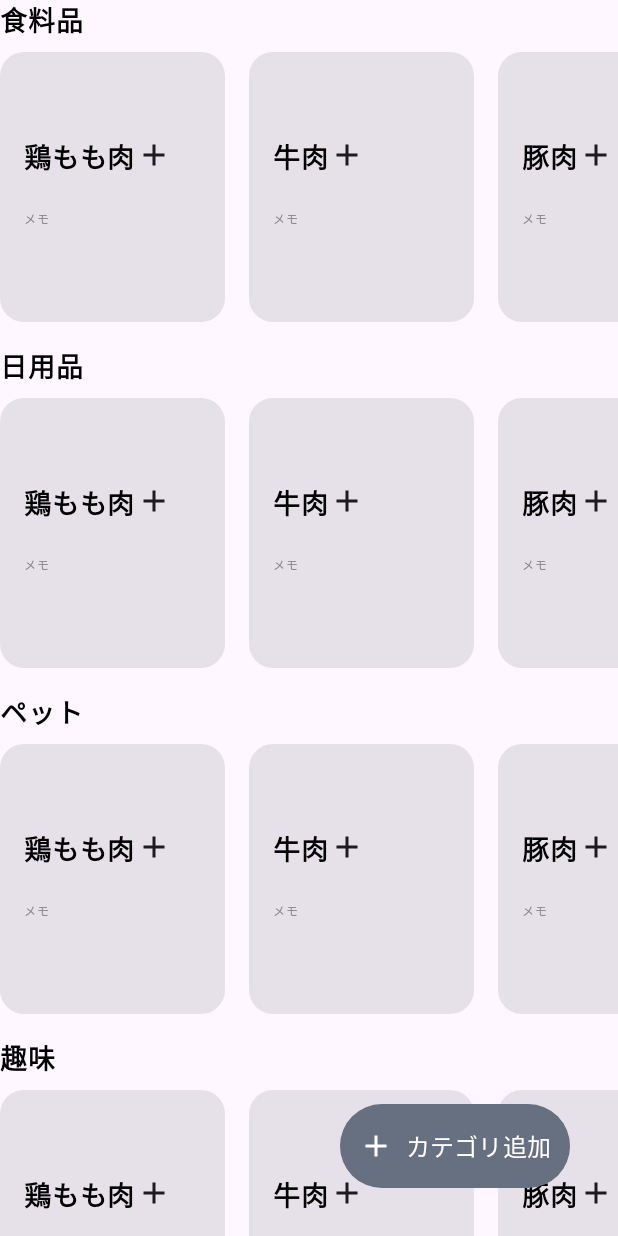
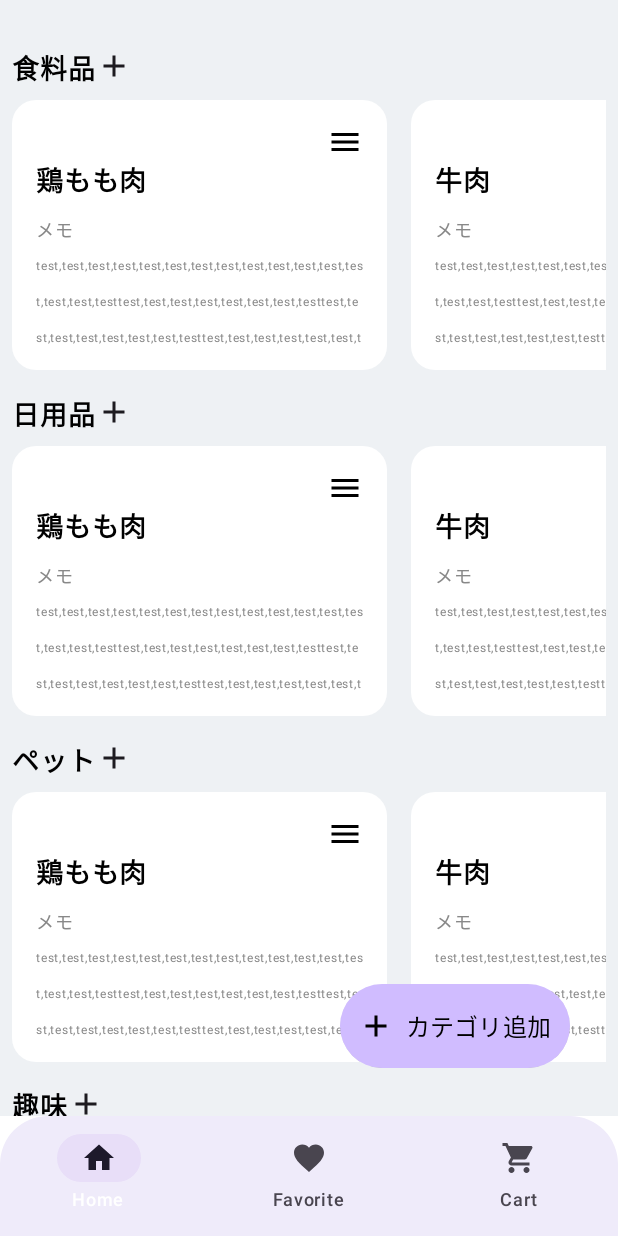
Before and after one commit to jun915-a/ShoppingListApp, an Android app built with Jetpack Compose: the screen it shows after launch (MainActivity), on a phone screen of 412 x 824 dp. Run offline under Robolectric (Android 15) with nearby library versions, the phone set to English and light mode, and no system bars; our stand-ins replace Dagger/Hilt's generated code.

Commit message:
画面実装（メニューバー、カード、色調整、addボタン）

```diff
--- a/app/build.gradle.kts
+++ b/app/build.gradle.kts
@@ -61,6 +61,7 @@ dependencies {
     implementation(libs.androidx.ui.graphics)
     implementation(libs.androidx.ui.tooling.preview)
     implementation(libs.androidx.material3)
+    implementation(libs.androidx.navigation.compose)
     testImplementation(libs.junit)
     androidTestImplementation(libs.androidx.junit)
     androidTestImplementation(libs.androidx.espresso.core)
--- a/app/src/main/java/com/example/shoppinglistapp/MainActivity.kt
+++ b/app/src/main/java/com/example/shoppinglistapp/MainActivity.kt
@@ -10,9 +10,9 @@ import com.example.shoppinglistapp.ui.theme.ShoppingListAppTheme
 class MainActivity : ComponentActivity() {
     override fun onCreate(savedInstanceState: Bundle?) {
         super.onCreate(savedInstanceState)
-        enableEdgeToEdge()
+//        enableEdgeToEdge()
         setContent {
-            ShoppingListAppTheme {
+            ShoppingListAppTheme() {
                 BaseScreen()
             }
         }
--- a/app/src/main/java/com/example/shoppinglistapp/ui/theme/Color.kt
+++ b/app/src/main/java/com/example/shoppinglistapp/ui/theme/Color.kt
@@ -2,15 +2,15 @@ package com.example.shoppinglistapp.ui.theme
 
 import android.hardware.lights.Light
 import androidx.compose.ui.graphics.Color
-
+//
 val Purple80 = Color(0xFFD0BCFF)
 val PurpleGrey80 = Color(0xFFCCC2DC)
-val Pink80 = Color(0xFFEFB8C8)
+val Purple90 = Color(0xFFEFEBFA)
 
 val Purple40 = Color(0xFF6650a4)
 val PurpleGrey40 = Color(0xFF625b71)
 val Pink40 = Color(0xFF7D5260)
 
-val LightGray = Color(0xFF667080)
+val LightGray = Color(0xFFEEF1F4)
 val Black = Color(0xFF000000)
 val White = Color(0xFFFFFFFF)
--- a/app/src/main/java/com/example/shoppinglistapp/ui/theme/MainScreen.kt
+++ b/app/src/main/java/com/example/shoppinglistapp/ui/theme/MainScreen.kt
@@ -1,5 +1,8 @@
 package com.example.shoppinglistapp.ui.theme
 
+import MyNavigationBar
+import androidx.compose.foundation.background
+import androidx.compose.foundation.clickable
 import androidx.compose.foundation.layout.Arrangement
 import androidx.compose.foundation.layout.Column
 import androidx.compose.foundation.layout.PaddingValues
@@ -10,6 +13,7 @@ import androidx.compose.foundation.layout.fillMaxSize
 import androidx.compose.foundation.layout.fillMaxWidth
 import androidx.compose.foundation.layout.height
 import androidx.compose.foundation.layout.padding
+import androidx.compose.foundation.layout.size
 import androidx.compose.foundation.layout.width
 import androidx.compose.foundation.lazy.LazyColumn
 import androidx.compose.foundation.lazy.LazyRow
@@ -17,6 +21,10 @@ import androidx.compose.foundation.lazy.items
 import androidx.compose.foundation.shape.RoundedCornerShape
 import androidx.compose.material.icons.Icons
 import androidx.compose.material.icons.filled.Add
+import androidx.compose.material.icons.filled.Menu
+import androidx.compose.material3.Button
+import androidx.compose.material3.ButtonDefaults
+import androidx.compose.material3.CardDefaults
 import androidx.compose.material3.FloatingActionButton
 import androidx.compose.material3.FloatingActionButtonDefaults
 import androidx.compose.material3.Icon
@@ -24,6 +32,7 @@ import androidx.compose.material3.MaterialTheme
 import androidx.compose.material3.Scaffold
 import androidx.compose.material3.Text
 import androidx.compose.runtime.Composable
+import androidx.compose.ui.Alignment
 import androidx.compose.ui.Modifier
 import androidx.compose.ui.draw.clip
 import androidx.compose.ui.graphics.Color
@@ -37,11 +46,13 @@ fun BaseScreen() {
     Scaffold(modifier = Modifier.fillMaxSize(),
         floatingActionButton = {
             FloatingActionButton(
-                onClick = { /* TODO: カテゴリ追加処理 */ },
+                onClick = {
+                    println("Test!!! onClick")
+                },
                 modifier = Modifier
                     .padding(16.dp)
                     .clip(RoundedCornerShape(50)), // 角を丸く
-                containerColor = MaterialTheme.colorScheme.primary, // 背景色
+                containerColor = MaterialTheme.colorScheme.onPrimary, // 背景色
                 contentColor = Color.White, // アイコンとテキストの色
                 elevation = FloatingActionButtonDefaults.elevation(8.dp) // 影を追加
             ) {
@@ -49,14 +60,19 @@ fun BaseScreen() {
                     Icon(
                         imageVector = Icons.Default.Add,
                         contentDescription = "カテゴリ追加",
-                        modifier = Modifier.padding(end = 8.dp)
+                        modifier = Modifier.padding(end = 8.dp),
+                        tint = MaterialTheme.colorScheme.tertiary
                     )
                     Text(
                         text = "カテゴリ追加",
-                        fontSize = 16.sp
+                        fontSize = 16.sp,
+                        color = MaterialTheme.colorScheme.tertiary
                     )
                 }
             }
+        },
+        bottomBar = {
+            MyNavigationBar()
         }) { innerPadding ->
         ParentLayout(innerPadding)
     }
@@ -71,31 +87,44 @@ fun ParentLayout(paddingValues: PaddingValues) {
         modifier = Modifier
             .fillMaxWidth()
             .fillMaxHeight()
-            .padding(paddingValues),
+            .padding(paddingValues)
+            .background(MaterialTheme.colorScheme.primary),
     ) {
+        Spacer(modifier = Modifier.height(32.dp))
         LazyColumn(
             modifier = Modifier
                 .fillMaxWidth()
-                .fillMaxHeight(),
+                .fillMaxHeight()
+                .padding(horizontal = 8.dp),
             verticalArrangement = Arrangement.spacedBy(16.dp)
         ) {
             items(dummyCategory) {
+                Row {
                     Text(
                         text = it,
                         fontSize = 18.sp,
                         fontWeight = FontWeight.Bold,
                         color = Color.Black
                     )
+                    Icon(
+                        Icons.Default.Add,
+                        contentDescription = "add",
+                        modifier = Modifier.clickable {
+                            println("test!!!")
+                        })
+                }
                 Spacer(modifier = Modifier.height(8.dp))
                 HorizontalScrollableCardList()
             }
         }
+
     }
 }
 
 @Composable
 fun HorizontalScrollableCardList() {
     val dummyItems = listOf("鶏もも肉", "牛肉", "豚肉", "魚", "野菜", "果物")
+//    val dummyItems = listOf("鶏もも肉",)
 
     LazyRow(
         modifier = Modifier
@@ -105,46 +134,86 @@ fun HorizontalScrollableCardList() {
         items(dummyItems) { item ->//todo ダミーデータ差し替え
             Card(item)
         }
+        item {
+            Column(
+                modifier = Modifier.fillMaxSize(), // 親コンポーザブルいっぱいに広げる
+                verticalArrangement = Arrangement.Center, // 垂直方向に中央寄せ
+                horizontalAlignment = Alignment.CenterHorizontally // 水平方向にも中央寄せ (必要であれば)
+            ) {
+                AddButton()
+            }
+        }
     }
 }
 
 @Composable
 fun Card(item: String) {
     androidx.compose.material3.Card(
+        shape = RoundedCornerShape(16.dp),
         modifier = Modifier
-            .width(150.dp)
+            .width(250.dp)
             .height(180.dp),
-        shape = RoundedCornerShape(16.dp)
+        colors = CardDefaults.cardColors(
+            containerColor = MaterialTheme.colorScheme.secondary, // 背景色を薄い灰色に設定
+            contentColor = Color.Black // テキスト色を黒に設定
+        )
     ) {
         Column(
             modifier = Modifier
                 .padding(16.dp)
                 .fillMaxSize(),
-            verticalArrangement = Arrangement.Center
         ) {
-
-            Row {
+            Row(
+                modifier = Modifier.fillMaxWidth(), // Row を Column いっぱいに広げる
+                horizontalArrangement = Arrangement.End // Row 内の要素を右寄せにする
+            ) {
+                Icon(Icons.Default.Menu, contentDescription = "menu",
+                    modifier = Modifier.clickable {
+                        println("test!!!!")
+                    })
+            }
             Text(
                 text = item,
                 fontSize = 18.sp,
                 fontWeight = FontWeight.Bold,
                 color = Color.Black
             )
-                Icon(Icons.Default.Add, contentDescription = "Add")
-
-            }
-
-            Spacer(modifier = Modifier.height(8.dp))
-
             Spacer(modifier = Modifier.height(8.dp))
             Text(
                 text = "メモ",
+                fontSize = 12.sp,
+                color = Color.Gray
+            )
+            Text(
+                text = "test,test,test,test,test,test,test,test,test,test,test,test,test,test,test,testtest,test,test,test,test,test,test,testtest,test,test,test,test,test,test,testtest,test,test,test,test,test,test,testtest,test,test,test,test,test,test,testtest,test,test,test,test,test,test,testtest,test,test,test,test,test,test,test",
                 fontSize = 8.sp,
                 color = Color.Gray
             )
 
         }
 
+    }
+}
+
+@Composable
+fun AddButton() {
+    Button(
+        onClick = { /* ボタンの処理 */ },
+        shape = MaterialTheme.shapes.large, // 丸みを帯びた形状
+        colors = ButtonDefaults.buttonColors(
+            containerColor = Purple80, // 薄い灰色の背景色
+            contentColor = MaterialTheme.colorScheme.onSurfaceVariant // アイコンの色
+        ),
+        modifier = Modifier
+            .size(height = 180.dp, width = 60.dp), // サイズ
+        contentPadding = PaddingValues(8.dp)
+
+    ) {
+        Icon(
+            imageVector = Icons.Filled.Add,
+            contentDescription = "Add",
+
+            )
     }
 }
 
--- /dev/null
+++ b/app/src/main/java/com/example/shoppinglistapp/ui/theme/Menu.kt
@@ -0,0 +1,62 @@
+import androidx.compose.foundation.background
+import androidx.compose.foundation.shape.RoundedCornerShape
+import androidx.compose.material.icons.Icons
+import androidx.compose.material.icons.filled.Favorite
+import androidx.compose.material.icons.filled.Home
+import androidx.compose.material.icons.filled.ShoppingCart
+import androidx.compose.material3.ExperimentalMaterial3Api
+import androidx.compose.material3.Icon
+import androidx.compose.material3.MaterialTheme
+import androidx.compose.material3.NavigationBar
+import androidx.compose.material3.NavigationBarItem
+import androidx.compose.material3.Text
+import androidx.compose.runtime.Composable
+import androidx.compose.runtime.getValue
+import androidx.compose.runtime.mutableStateOf
+import androidx.compose.runtime.remember
+import androidx.compose.runtime.setValue
+import androidx.compose.ui.Modifier
+import androidx.compose.ui.draw.clip
+import androidx.compose.ui.tooling.preview.Preview
+import androidx.compose.ui.unit.dp
+import com.example.shoppinglistapp.ui.theme.Purple90
+
+@OptIn(ExperimentalMaterial3Api::class) // NavigationBar は Experimental
+@Composable
+fun MyNavigationBar() {
+    var selectedItem by remember { mutableStateOf(0) } // 選択されたアイテムを追跡
+
+    NavigationBar(
+        modifier =
+        Modifier
+            .background(MaterialTheme.colorScheme.secondary)
+            .clip(RoundedCornerShape(topStart = 32.dp, topEnd = 32.dp)), // 上部のみ角丸
+        containerColor = Purple90,
+
+        ) {
+        NavigationBarItem(
+            icon = { Icon(Icons.Filled.Home, contentDescription = "Home") },
+            label = { Text("Home") },
+            selected = selectedItem == 0,
+            onClick = { selectedItem = 0 }
+        )
+        NavigationBarItem(
+            icon = { Icon(Icons.Filled.Favorite, contentDescription = "Favorite") },
+            label = { Text("Favorite") },
+            selected = selectedItem == 1,
+            onClick = { selectedItem = 1 }
+        )
+        NavigationBarItem(
+            icon = { Icon(Icons.Filled.ShoppingCart, contentDescription = "Cart") },
+            label = { Text("Cart") },
+            selected = selectedItem == 2,
+            onClick = { selectedItem = 2 }
+        )
+    }
+}
+
+@Preview
+@Composable
+fun PreviewScreen() {
+
+}
--- a/app/src/main/java/com/example/shoppinglistapp/ui/theme/Theme.kt
+++ b/app/src/main/java/com/example/shoppinglistapp/ui/theme/Theme.kt
@@ -1,15 +1,8 @@
 package com.example.shoppinglistapp.ui.theme
 
-import android.app.Activity
-import android.os.Build
-import androidx.compose.foundation.isSystemInDarkTheme
 import androidx.compose.material3.MaterialTheme
-import androidx.compose.material3.darkColorScheme
-import androidx.compose.material3.dynamicDarkColorScheme
-import androidx.compose.material3.dynamicLightColorScheme
 import androidx.compose.material3.lightColorScheme
 import androidx.compose.runtime.Composable
-import androidx.compose.ui.platform.LocalContext
 
 //private val DarkColorScheme = darkColorScheme(
 //    primary = Purple80,
@@ -20,7 +13,8 @@ import androidx.compose.ui.platform.LocalContext
 private val LightColorScheme = lightColorScheme(
     primary = LightGray,
     secondary = White,
-    tertiary = Black
+    tertiary = Black,
+    onPrimary = Purple80,
 
     /* Other default colors to override
     background = Color(0xFFFFFBFE),
@@ -35,9 +29,9 @@ private val LightColorScheme = lightColorScheme(
 
 @Composable
 fun ShoppingListAppTheme(
-    darkTheme: Boolean = isSystemInDarkTheme(),
-    // Dynamic color is available on Android 12+
-    dynamicColor: Boolean = true,
+//    darkTheme: Boolean = isSystemInDarkTheme(),
+//    // Dynamic color is available on Android 12+
+//    dynamicColor: Boolean = true,
     content: @Composable () -> Unit
 ) {
     val colorScheme = LightColorScheme
--- a/gradle/libs.versions.toml
+++ b/gradle/libs.versions.toml
@@ -8,6 +8,7 @@ espressoCore = "3.6.1"
 lifecycleRuntimeKtx = "2.8.7"
 activityCompose = "1.8.0"
 composeBom = "2024.04.01"
+navigationCompose = "2.8.6"
 
 [libraries]
 androidx-core-ktx = { group = "androidx.core", name = "core-ktx", version.ref = "coreKtx" }
@@ -24,6 +25,7 @@ androidx-ui-tooling-preview = { group = "androidx.compose.ui", name = "ui-toolin
 androidx-ui-test-manifest = { group = "androidx.compose.ui", name = "ui-test-manifest" }
 androidx-ui-test-junit4 = { group = "androidx.compose.ui", name = "ui-test-junit4" }
 androidx-material3 = { group = "androidx.compose.material3", name = "material3" }
+androidx-navigation-compose = { group = "androidx.navigation", name = "navigation-compose", version.ref = "navigationCompose" }
 
 [plugins]
 android-application = { id = "com.android.application", version.ref = "agp" }
```
Lines whose indentation alone changed are shown as unchanged.
